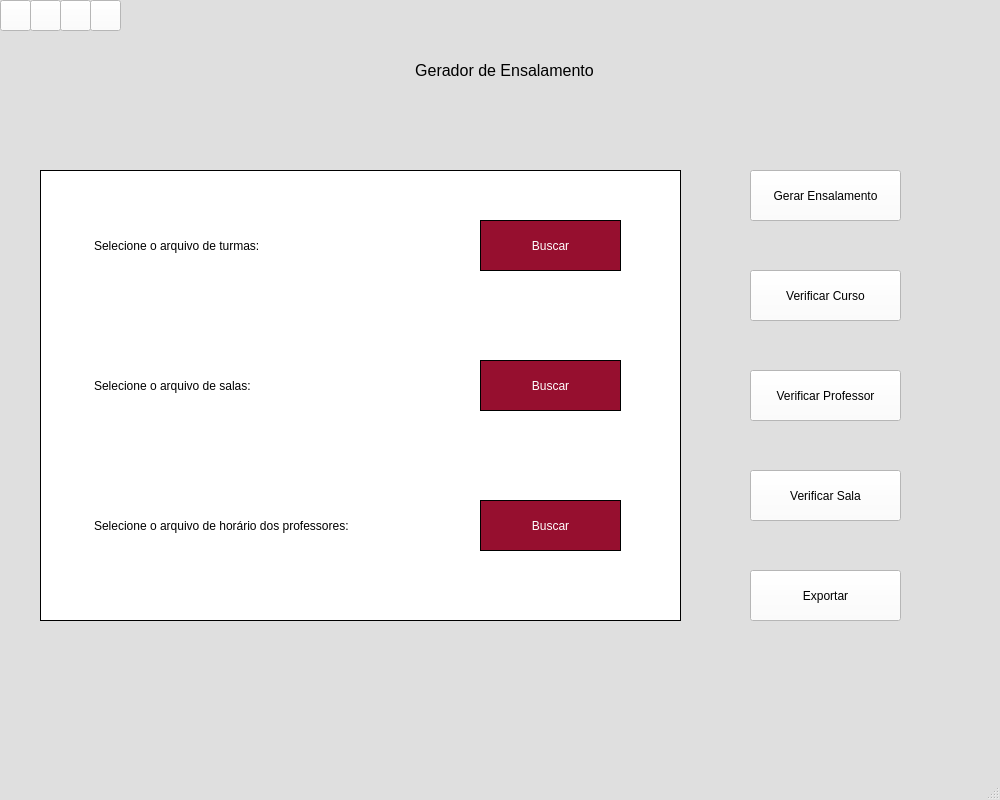
The window that interface.ui (Reifhel/TCC---Gerador-de-Grade-Horaria) describes before a commit, drawn with Qt 5.
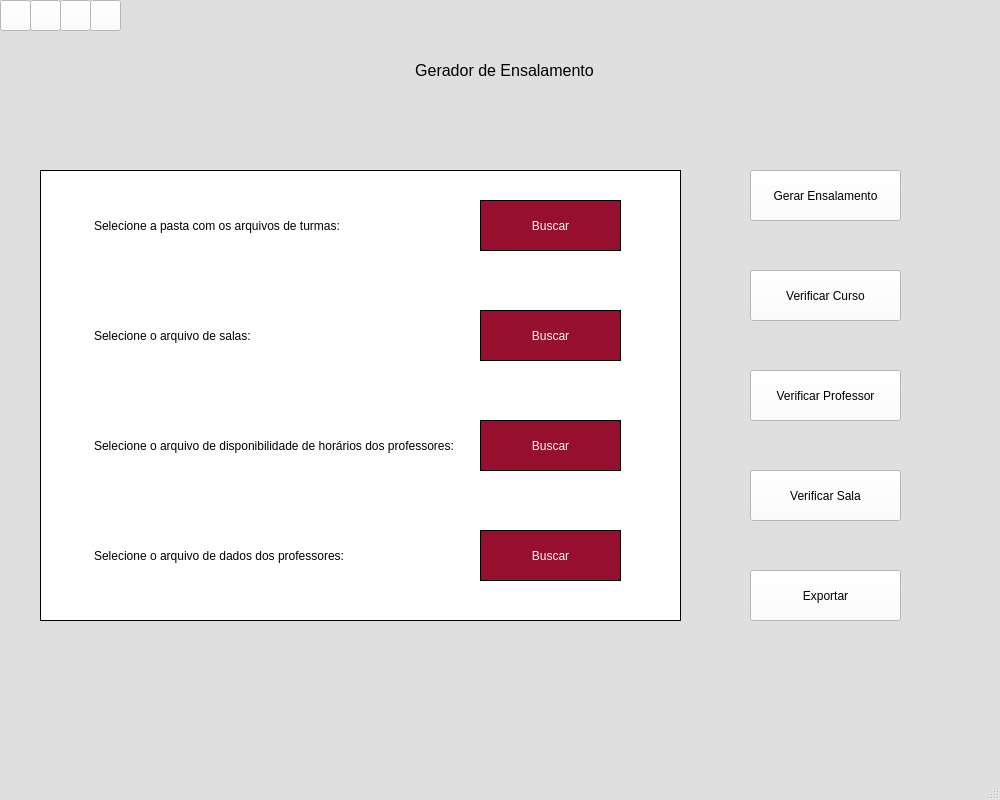
The same window after the commit. Icons and pictures are not drawn.

Commit message: (artefato-dois) Aprimorando interface

Diff of the .ui file:
```diff
--- a/interface.ui
+++ b/interface.ui
@@ -128,7 +128,7 @@
        <property name="geometry">
         <rect>
          <x>50</x>
-         <y>50</y>
+         <y>30</y>
          <width>371</width>
          <height>51</height>
         </rect>
@@ -137,14 +137,14 @@
         <string notr="true">border-color: rgb(255, 255, 255);</string>
        </property>
        <property name="text">
-        <string>Selecione o arquivo de turmas:</string>
+        <string>Selecione a pasta com os arquivos de turmas:</string>
        </property>
       </widget>
       <widget class="QLabel" name="arquivoSalas">
        <property name="geometry">
         <rect>
          <x>50</x>
-         <y>190</y>
+         <y>140</y>
          <width>371</width>
          <height>51</height>
         </rect>
@@ -156,11 +156,11 @@
         <string>Selecione o arquivo de salas:</string>
        </property>
       </widget>
-      <widget class="QLabel" name="arquivoProfs">
+      <widget class="QLabel" name="arquivoDispoProfs">
        <property name="geometry">
         <rect>
          <x>50</x>
-         <y>330</y>
+         <y>250</y>
          <width>371</width>
          <height>51</height>
         </rect>
@@ -169,14 +169,14 @@
         <string notr="true">border-color: rgb(255, 255, 255);</string>
        </property>
        <property name="text">
-        <string>Selecione o arquivo de horário dos professores:</string>
+        <string>Selecione o arquivo de disponibilidade de horários dos professores:</string>
        </property>
       </widget>
       <widget class="QPushButton" name="buscarTurma">
        <property name="geometry">
         <rect>
          <x>440</x>
-         <y>50</y>
+         <y>30</y>
          <width>141</width>
          <height>51</height>
         </rect>
@@ -193,7 +193,24 @@
        <property name="geometry">
         <rect>
          <x>440</x>
-         <y>190</y>
+         <y>140</y>
+         <width>141</width>
+         <height>51</height>
+        </rect>
+       </property>
+       <property name="styleSheet">
+        <string notr="true">background-color: rgb(150, 15, 47);
+color: rgb(255, 255, 255);</string>
+       </property>
+       <property name="text">
+        <string>Buscar</string>
+       </property>
+      </widget>
+      <widget class="QPushButton" name="buscarDispoProf">
+       <property name="geometry">
+        <rect>
+         <x>440</x>
+         <y>250</y>
          <width>141</width>
          <height>51</height>
         </rect>
@@ -210,7 +227,7 @@
        <property name="geometry">
         <rect>
          <x>440</x>
-         <y>330</y>
+         <y>360</y>
          <width>141</width>
          <height>51</height>
         </rect>
@@ -223,6 +240,22 @@
         <string>Buscar</string>
        </property>
       </widget>
+      <widget class="QLabel" name="arquivoProfs">
+       <property name="geometry">
+        <rect>
+         <x>50</x>
+         <y>360</y>
+         <width>371</width>
+         <height>51</height>
+        </rect>
+       </property>
+       <property name="styleSheet">
+        <string notr="true">border-color: rgb(255, 255, 255);</string>
+       </property>
+       <property name="text">
+        <string>Selecione o arquivo de dados dos professores:</string>
+       </property>
+      </widget>
      </widget>
      <widget class="QPushButton" name="botaoExportar">
       <property name="geometry">
```
Left out of the diff: 2 changed lines with no effect on the pictures. The commit also changes 3 other files.
